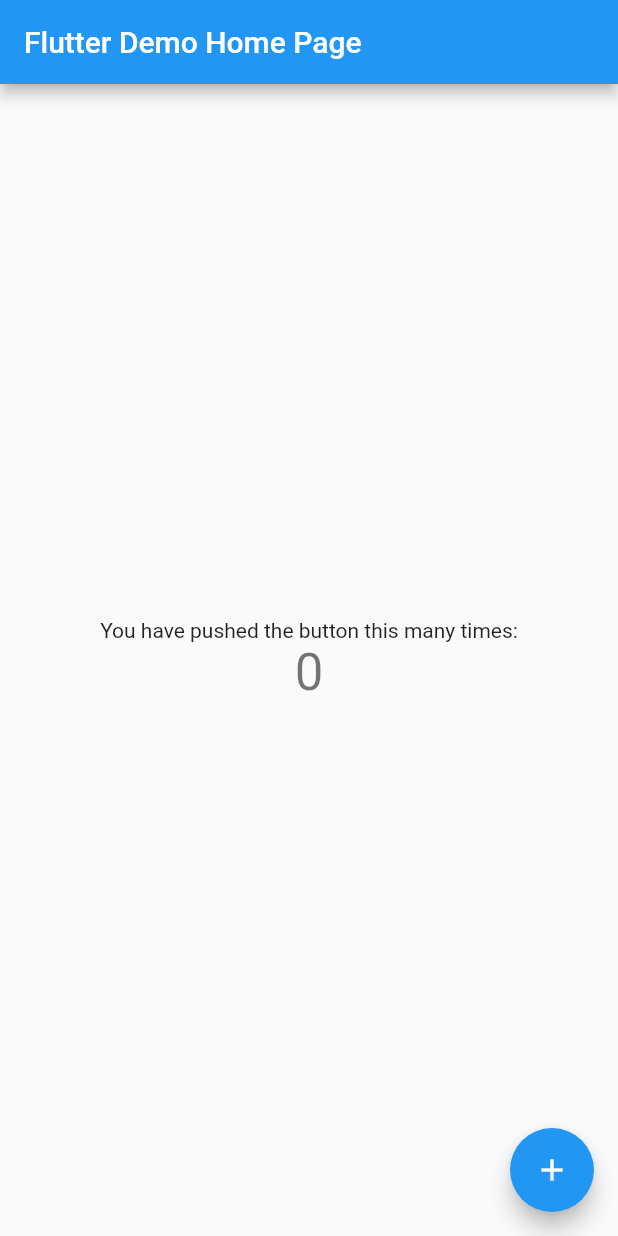
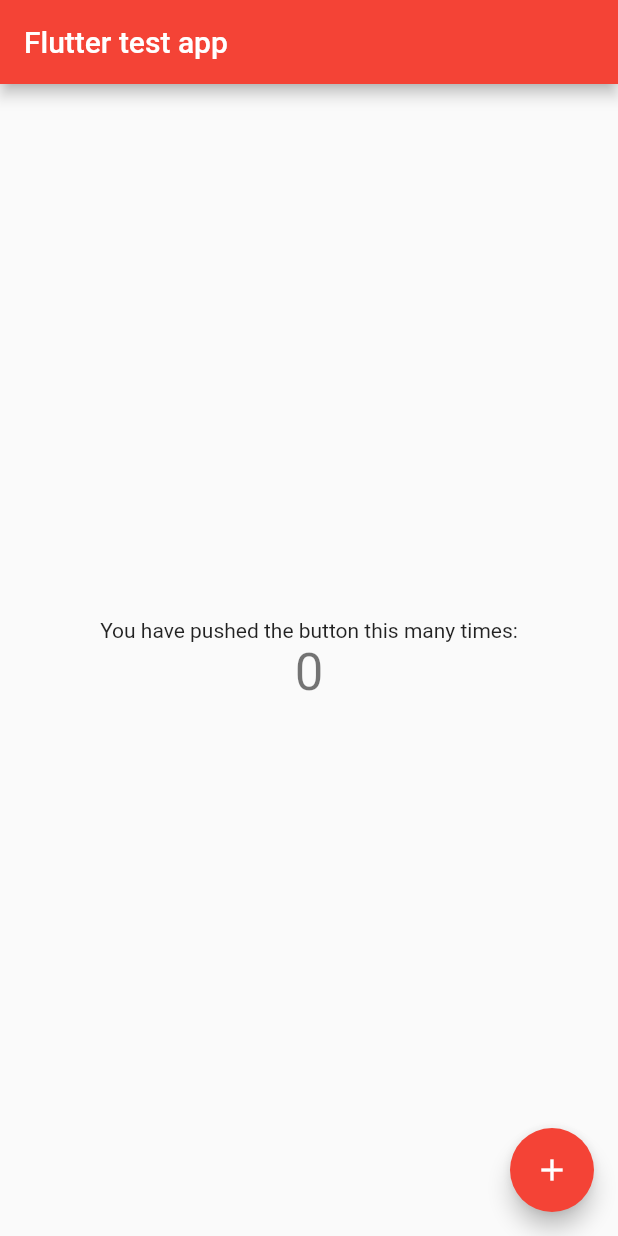
Before and after one commit to BahaEddineFrc/flutter-books-app, a Flutter app: the screen it shows after launch, on a phone screen of 412 x 824 dp. Run offline on Flutter 3.47's test engine with Material 2 defaults, Android fonts, the phone set to English and light mode, and no system bars.

Commit message:
empty code

```diff
--- a/books_app/lib/main.dart
+++ b/books_app/lib/main.dart
@@ -1,43 +1,23 @@
 import 'package:flutter/material.dart';
 
+/// responsible call for launching the application
 void main() {
   runApp(MyApp());
 }
 
 class MyApp extends StatelessWidget {
-  // This widget is the root of your application.
   @override
   Widget build(BuildContext context) {
     return MaterialApp(
-      title: 'Flutter Demo',
-      theme: ThemeData(
-        // This is the theme of your application.
-        //
-        // Try running your application with "flutter run". You'll see the
-        // application has a blue toolbar. Then, without quitting the app, try
-        // changing the primarySwatch below to Colors.green and then invoke
-        // "hot reload" (press "r" in the console where you ran "flutter run",
-        // or simply save your changes to "hot reload" in a Flutter IDE).
-        // Notice that the counter didn't reset back to zero; the application
-        // is not restarted.
-        primarySwatch: Colors.blue,
-      ),
-      home: MyHomePage(title: 'Flutter Demo Home Page'),
+      title: 'Flutter Demo', //displayed in recent apps (mobile) and tabs titles (web)
+      theme: ThemeData(primarySwatch: Colors.red),
+      home: MyHomePage(title: 'Flutter test app'),
     );
   }
 }
 
 class MyHomePage extends StatefulWidget {
   MyHomePage({Key key, this.title}) : super(key: key);
-
-  // This widget is the home page of your application. It is stateful, meaning
-  // that it has a State object (defined below) that contains fields that affect
-  // how it looks.
-
-  // This class is the configuration for the state. It holds the values (in this
-  // case the title) provided by the parent (in this case the App widget) and
-  // used by the build method of the State. Fields in a Widget subclass are
-  // always marked "final".
 
   final String title;
 
@@ -50,47 +30,18 @@ class _MyHomePageState extends State<MyHomePage> {
 
   void _incrementCounter() {
     setState(() {
-      // This call to setState tells the Flutter framework that something has
-      // changed in this State, which causes it to rerun the build method below
-      // so that the display can reflect the updated values. If we changed
-      // _counter without calling setState(), then the build method would not be
-      // called again, and so nothing would appear to happen.
       _counter++;
     });
   }
 
   @override
   Widget build(BuildContext context) {
-    // This method is rerun every time setState is called, for instance as done
-    // by the _incrementCounter method above.
-    //
-    // The Flutter framework has been optimized to make rerunning build methods
-    // fast, so that you can just rebuild anything that needs updating rather
-    // than having to individually change instances of widgets.
     return Scaffold(
       appBar: AppBar(
-        // Here we take the value from the MyHomePage object that was created by
-        // the App.build method, and use it to set our appbar title.
         title: Text(widget.title),
       ),
       body: Center(
-        // Center is a layout widget. It takes a single child and positions it
-        // in the middle of the parent.
         child: Column(
-          // Column is also a layout widget. It takes a list of children and
-          // arranges them vertically. By default, it sizes itself to fit its
-          // children horizontally, and tries to be as tall as its parent.
-          //
-          // Invoke "debug painting" (press "p" in the console, choose the
-          // "Toggle Debug Paint" action from the Flutter Inspector in Android
-          // Studio, or the "Toggle Debug Paint" command in Visual Studio Code)
-          // to see the wireframe for each widget.
-          //
-          // Column has various properties to control how it sizes itself and
-          // how it positions its children. Here we use mainAxisAlignment to
-          // center the children vertically; the main axis here is the vertical
-          // axis because Columns are vertical (the cross axis would be
-          // horizontal).
           mainAxisAlignment: MainAxisAlignment.center,
           children: <Widget>[
             Text(
@@ -107,7 +58,7 @@ class _MyHomePageState extends State<MyHomePage> {
         onPressed: _incrementCounter,
         tooltip: 'Increment',
         child: Icon(Icons.add),
-      ), // This trailing comma makes auto-formatting nicer for build methods.
+      ),
     );
   }
 }
```
Also changed, not shown: 2 other files.
